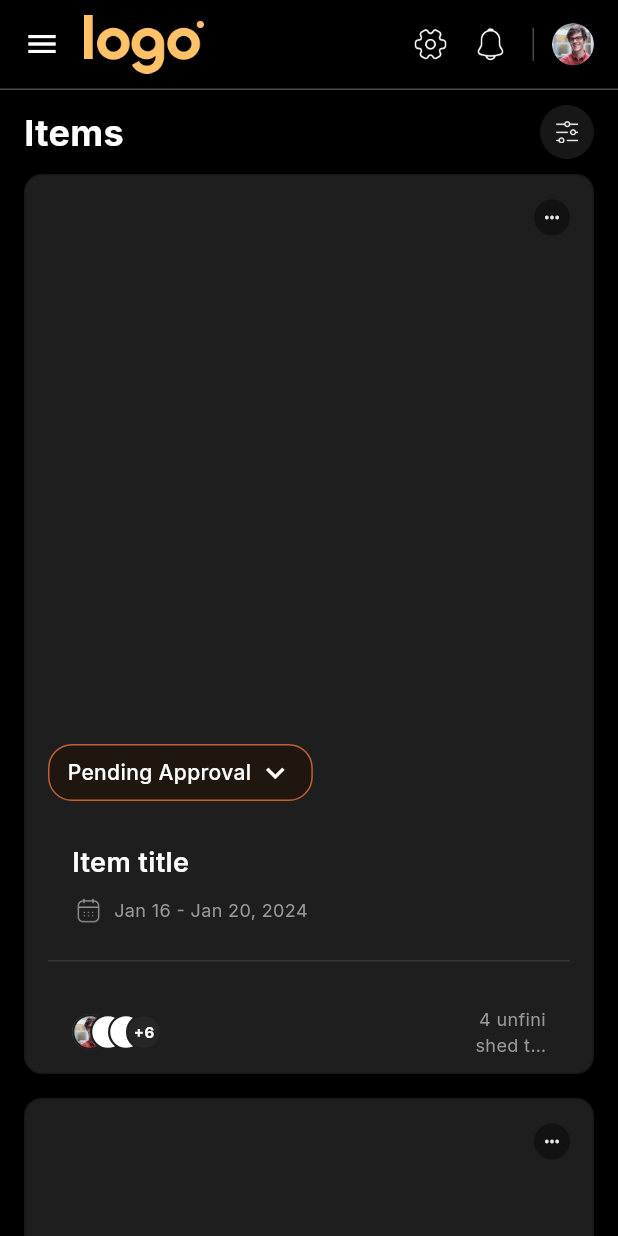
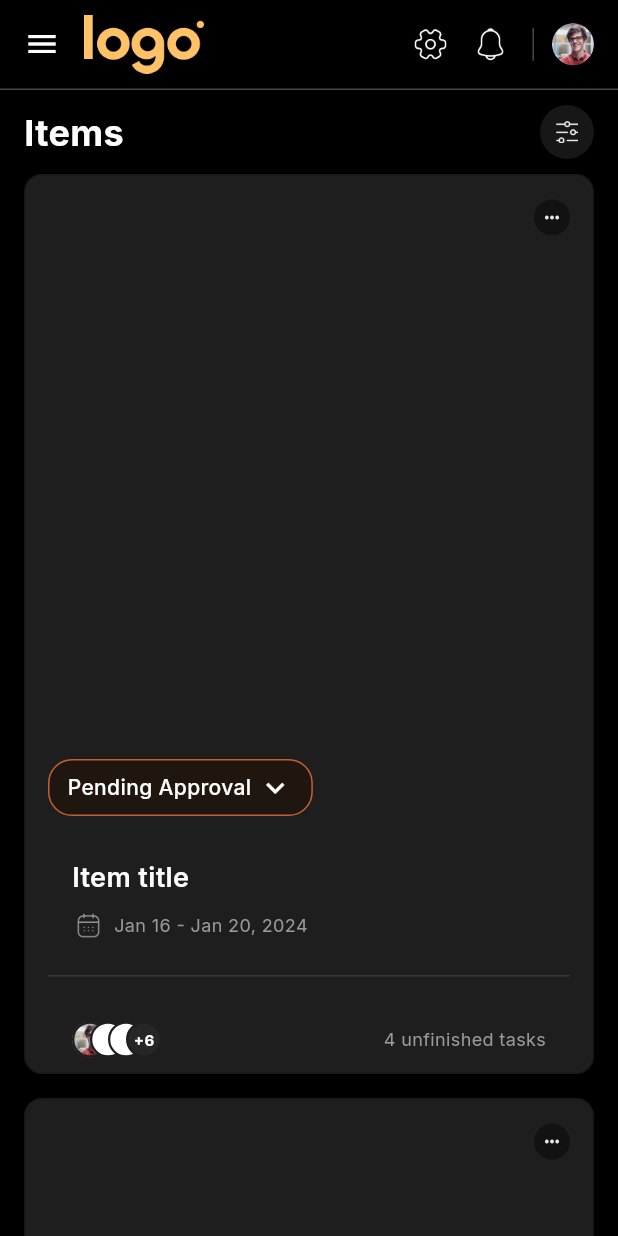
Before and after one commit to AndrewGeorgee/task, a Flutter app: the screen it shows after launch, on a phone screen of 412 x 824 dp. Run offline on Flutter 3.47's test engine with Material 3 defaults, Android fonts, the phone set to English and light mode, and no system bars; our stand-ins replace cloud_firestore, firebase_analytics, firebase_auth, firebase_core, firebase_storage, google_fonts and 1 more; accounts and stored records are empty.

Commit message:
fix: adjust width of unfinished tasks text for better layout

```diff
--- a/lib/main.dart
+++ b/lib/main.dart
@@ -737,7 +737,7 @@ class _TaskManagerHomePageState extends State<TaskManagerHomePage> {
                 children: [
                   _buildAvatarStack(task),
                   SizedBox(
-                    width: 50,
+
                     child: Text(
                       '${task.unfinishedTasks} unfinished tasks',
                       style: GoogleFonts.inter(
```
